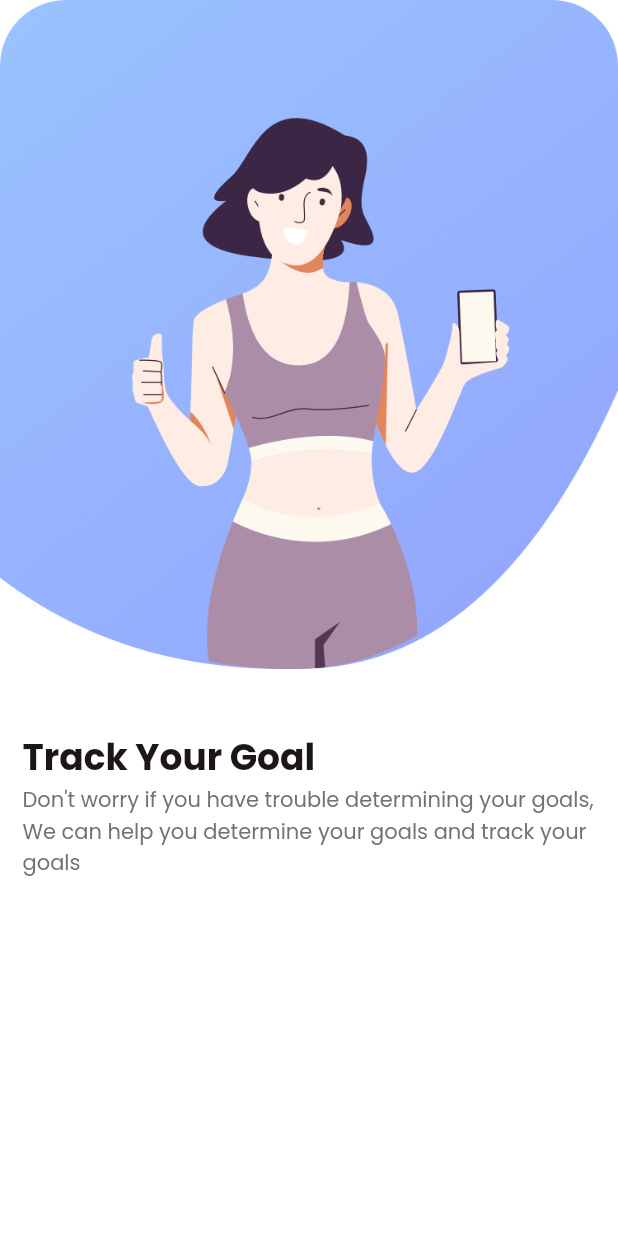
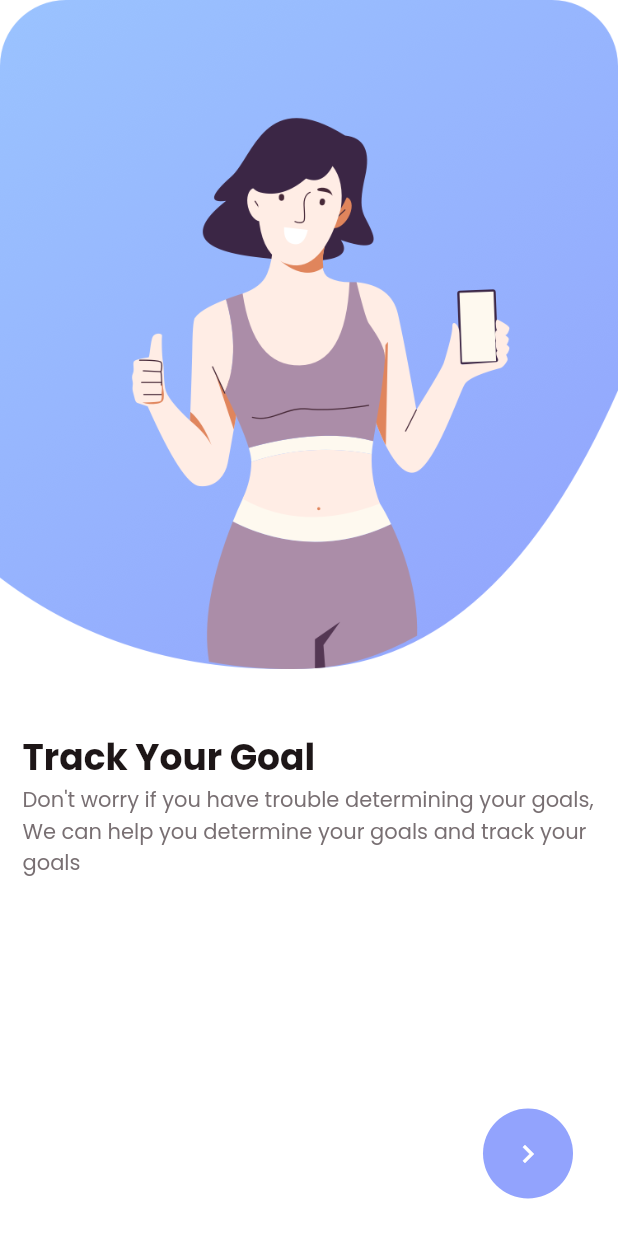
Before and after one commit to mdmanik74/Daily_Exercises_Flutter, a Flutter app: the screen it shows after launch, on a phone screen of 412 x 824 dp. Run offline on Flutter 3.47's test engine with Material 2 defaults, Android fonts, the phone set to English and light mode, and no system bars.

Commit message:
Next Icon

```diff
--- a/lib/common/onboarding_common.dart
+++ b/lib/common/onboarding_common.dart
@@ -1,4 +1,4 @@
-// ignore_for_file: non_constant_identifier_names
+// ignore_for_file: non_constant_identifier_names, unused_local_variable
 
 import 'package:daily_exercises/on_boarding/on_boarding_page.dart';
 import 'package:flutter/material.dart';
@@ -13,11 +13,10 @@ class OnboardCommon extends StatefulWidget {
 }
 
 class _OnboardCommonState extends State<OnboardCommon> {
-  final int _currentIndex = 0;
+  final int currentIndex = 0;
   final PageController _pageController = PageController();
 
   List pageList = [
-
     {
       "title": "Track Your Goal",
       "subtitle":
@@ -45,19 +44,35 @@ class _OnboardCommonState extends State<OnboardCommon> {
 
   @override
   Widget build(BuildContext context) {
-
+    Size media;
+    media = MediaQuery.of(context).size;
     return Scaffold(
       backgroundColor: TColor.white,
       body: Stack(
+        alignment: Alignment.bottomRight,
         children: [
           PageView.builder(
               controller: _pageController,
               itemCount: 3,
-              itemBuilder: (BuildContext context, int _currentIndex) {
-                var OnBoardObj =pageList[_currentIndex] as Map? ?? {};
+              itemBuilder: (BuildContext context, int currentIndex) {
+                var OnBoardObj = pageList[currentIndex] as Map? ?? {};
                 return OnboardView(OnBoardObj: OnBoardObj);
-
-              })
+              }),
+          Container(
+            margin: const EdgeInsets.symmetric(horizontal: 30, vertical: 25),
+            width: 60,
+            height: 60,
+            decoration: BoxDecoration(
+                color: TColor.primaryColor1,
+                borderRadius: BorderRadius.circular(35)),
+            child: IconButton(
+              icon: Icon(
+                Icons.navigate_next,
+                color: TColor.white,
+              ),
+              onPressed: () {},
+            ),
+          )
         ],
       ),
     );
--- a/lib/on_boarding/on_boarding_page.dart
+++ b/lib/on_boarding/on_boarding_page.dart
@@ -6,7 +6,7 @@ import '../color_page.dart';
 
 class OnboardView extends StatelessWidget {
   final Map OnBoardObj;
-  OnboardView({super.key, required this.OnBoardObj});
+  const OnboardView({super.key, required this.OnBoardObj});
 
 
 
```
